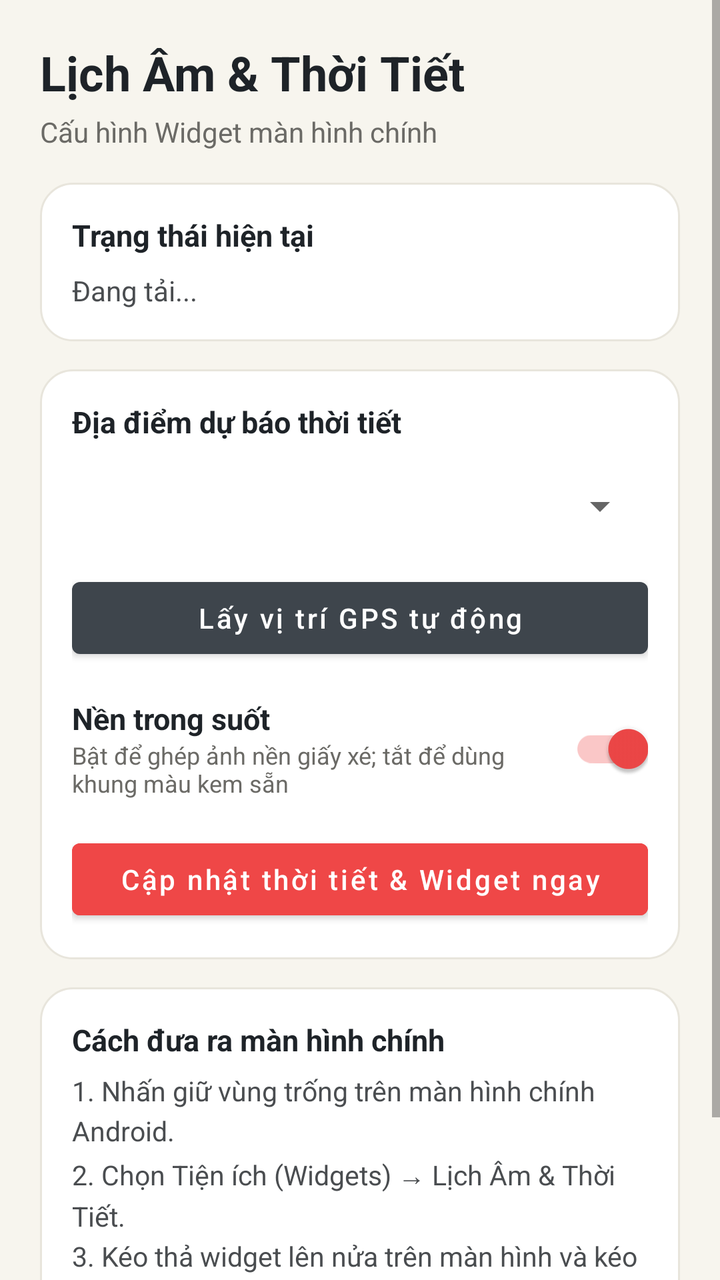
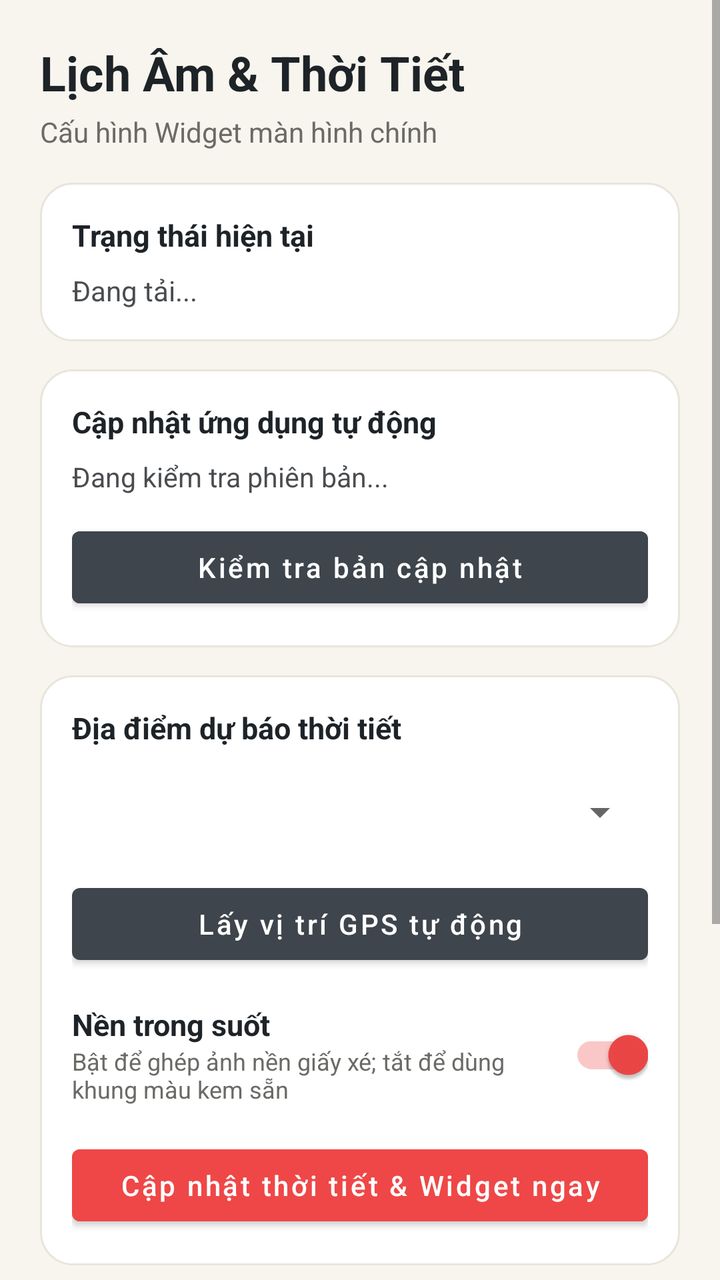

The first picture is an Android layout as it rendered before a commit; the second is the same layout after the commit. The layout source and the unified diff follow.
<!-- AndroidManifest.xml: application theme Theme.LichAmWidget -->
<!-- res/layout/activity_main.xml -->
<?xml version="1.0" encoding="utf-8"?>
<ScrollView xmlns:android="http://schemas.android.com/apk/res/android"
    android:layout_width="match_parent"
    android:layout_height="match_parent"
    android:background="#F7F5EE"
    android:fillViewport="true">

    <LinearLayout
        android:layout_width="match_parent"
        android:layout_height="wrap_content"
        android:orientation="vertical"
        android:padding="20dp">

        <TextView
            android:layout_width="wrap_content"
            android:layout_height="wrap_content"
            android:text="Lịch Âm &amp; Thời Tiết"
            android:textColor="#1E2328"
            android:textSize="24sp"
            android:textStyle="bold" />

        <TextView
            android:layout_width="wrap_content"
            android:layout_height="wrap_content"
            android:layout_marginTop="4dp"
            android:text="Cấu hình Widget màn hình chính"
            android:textColor="#6B6A66"
            android:textSize="14sp" />

        
        <LinearLayout
            android:layout_width="match_parent"
            android:layout_height="wrap_content"
            android:layout_marginTop="16dp"
            android:background="@drawable/bg_card_white"
            android:orientation="vertical"
            android:padding="16dp">

            <TextView
                android:layout_width="wrap_content"
                android:layout_height="wrap_content"
                android:text="Trạng thái hiện tại"
                android:textColor="#1E2328"
                android:textSize="15sp"
                android:textStyle="bold" />

            <TextView
                android:id="@+id/tv_status"
                android:layout_width="match_parent"
                android:layout_height="wrap_content"
                android:layout_marginTop="8dp"
                android:lineSpacingExtra="4dp"
                android:text="Đang tải..."
                android:textColor="#4A4D50"
                android:textSize="14sp" />
        </LinearLayout>

        
        <LinearLayout
            android:layout_width="match_parent"
            android:layout_height="wrap_content"
            android:layout_marginTop="14dp"
            android:background="@drawable/bg_card_white"
            android:orientation="vertical"
            android:padding="16dp">

            <TextView
                android:layout_width="wrap_content"
                android:layout_height="wrap_content"
                android:text="Địa điểm dự báo thời tiết"
                android:textColor="#1E2328"
                android:textSize="15sp"
                android:textStyle="bold" />

            <Spinner
                android:id="@+id/spinner_city"
                android:layout_width="match_parent"
                android:layout_height="48dp"
                android:layout_marginTop="8dp" />

            <Button
                android:id="@+id/btn_gps"
                android:layout_width="match_parent"
                android:layout_height="wrap_content"
                android:layout_marginTop="8dp"
                android:text="Lấy vị trí GPS tự động"
                android:textAllCaps="false" />

            <LinearLayout
                android:layout_width="match_parent"
                android:layout_height="wrap_content"
                android:layout_marginTop="16dp"
                android:gravity="center_vertical"
                android:orientation="horizontal">

                <LinearLayout
                    android:layout_width="0dp"
                    android:layout_height="wrap_content"
                    android:layout_weight="1"
                    android:orientation="vertical">

                    <TextView
                        android:layout_width="wrap_content"
                        android:layout_height="wrap_content"
                        android:text="Nền trong suốt"
                        android:textColor="#1E2328"
                        android:textSize="15sp"
                        android:textStyle="bold" />

                    <TextView
                        android:layout_width="wrap_content"
                        android:layout_height="wrap_content"
                        android:text="Bật để ghép ảnh nền giấy xé; tắt để dùng khung màu kem sẵn"
                        android:textColor="#6B6A66"
                        android:textSize="12sp" />
                </LinearLayout>

                <androidx.appcompat.widget.SwitchCompat
                    android:id="@+id/switch_transparent"
                    android:layout_width="wrap_content"
                    android:layout_height="wrap_content"
                    android:checked="true" />
            </LinearLayout>

            <Button
                android:id="@+id/btn_refresh"
                android:layout_width="match_parent"
                android:layout_height="wrap_content"
                android:layout_marginTop="16dp"
                android:backgroundTint="#EF4747"
                android:text="Cập nhật thời tiết &amp; Widget ngay"
                android:textAllCaps="false"
                android:textColor="#FFFFFF" />
        </LinearLayout>

        
        <LinearLayout
            android:layout_width="match_parent"
            android:layout_height="wrap_content"
            android:layout_marginTop="14dp"
            android:background="@drawable/bg_card_white"
            android:orientation="vertical"
            android:padding="16dp">

            <TextView
                android:layout_width="wrap_content"
                android:layout_height="wrap_content"
                android:text="Cách đưa ra màn hình chính"
                android:textColor="#1E2328"
                android:textSize="15sp"
                android:textStyle="bold" />

            <TextView
                android:layout_width="match_parent"
                android:layout_height="wrap_content"
                android:layout_marginTop="6dp"
                android:lineSpacingExtra="4dp"
                android:text="1. Nhấn giữ vùng trống trên màn hình chính Android.\n2. Chọn Tiện ích (Widgets) → Lịch Âm &amp; Thời Tiết.\n3. Kéo thả widget lên nửa trên màn hình và kéo giãn vừa khung giấy xé.\n4. Chạm cụm thời tiết trên widget để làm mới nhanh, chạm đồng hồ để mở lại cài đặt."
                android:textColor="#4A4D50"
                android:textSize="13.5sp" />
        </LinearLayout>

    </LinearLayout>
</ScrollView>
<!-- resources referenced by this layout -->
<resources>
  <!-- drawable bg_card_white (drawable) -->
  <?xml version="1.0" encoding="utf-8"?>
  <shape xmlns:android="http://schemas.android.com/apk/res/android" android:shape="rectangle">
      <solid android:color="#FFFFFF" />
      <corners android:radius="16dp" />
      <stroke android:width="1dp" android:color="#E8E5DC" />
  </shape>
  <style name="Theme.LichAmWidget" parent="Theme.MaterialComponents.DayNight.NoActionBar">
          <item name="colorPrimary">#3E454C</item>
          <item name="colorPrimaryVariant">#2A3036</item>
          <item name="colorOnPrimary">#FFFFFF</item>
          <item name="colorSecondary">#EF4747</item>
          <item name="android:statusBarColor">#F7F5EE</item>
          <item name="android:windowLightStatusBar">true</item>
      </style>
</resources>

<!-- the commit's change to res/layout/activity_main.xml (unified diff, before → after) -->
@@ -53,6 +53,44 @@
                 android:text="Đang tải..."
                 android:textColor="#4A4D50"
                 android:textSize="14sp" />
+        </LinearLayout>
+
+        
+        <LinearLayout
+            android:layout_width="match_parent"
+            android:layout_height="wrap_content"
+            android:layout_marginTop="14dp"
+            android:background="@drawable/bg_card_white"
+            android:orientation="vertical"
+            android:padding="16dp">
+
+            <TextView
+                android:layout_width="wrap_content"
+                android:layout_height="wrap_content"
+                android:text="Cập nhật ứng dụng tự động"
+                android:textColor="#1E2328"
+                android:textSize="15sp"
+                android:textStyle="bold" />
+
+            <TextView
+                android:id="@+id/tv_update_status"
+                android:layout_width="match_parent"
+                android:layout_height="wrap_content"
+                android:layout_marginTop="8dp"
+                android:lineSpacingExtra="4dp"
+                android:text="Đang kiểm tra phiên bản..."
+                android:textColor="#4A4D50"
+                android:textSize="13.5sp" />
+
+            <Button
+                android:id="@+id/btn_update_action"
+                android:layout_width="match_parent"
+                android:layout_height="wrap_content"
+                android:layout_marginTop="12dp"
+                android:backgroundTint="#3E454C"
+                android:text="Kiểm tra bản cập nhật"
+                android:textAllCaps="false"
+                android:textColor="#FFFFFF" />
         </LinearLayout>
 
         
